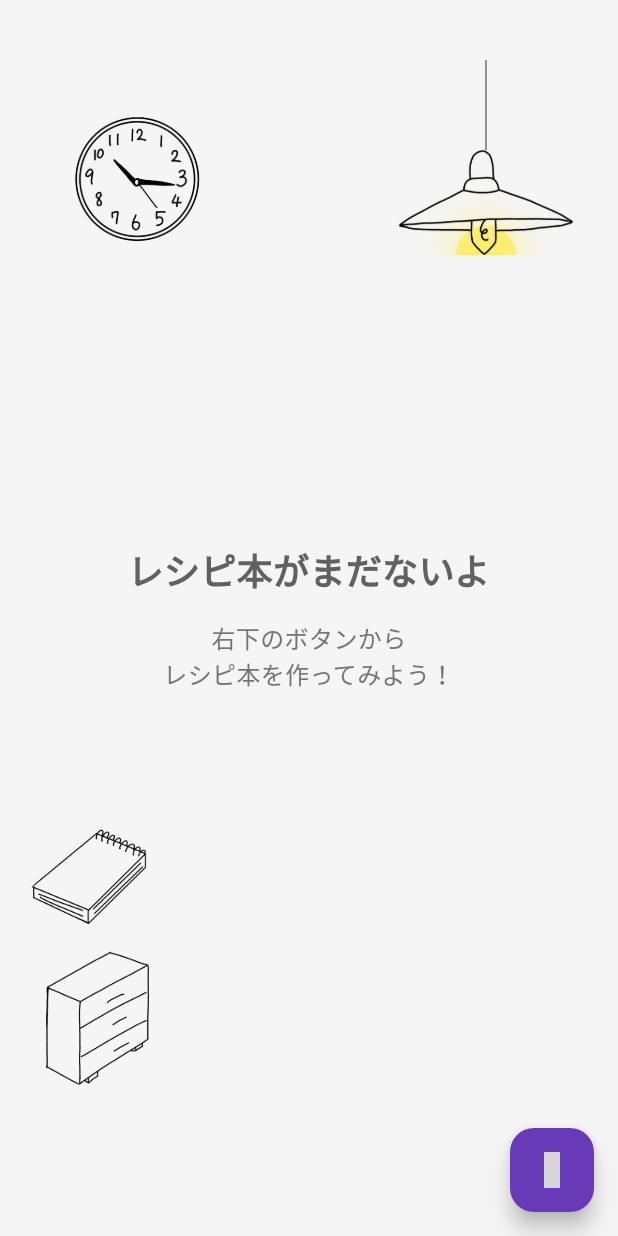
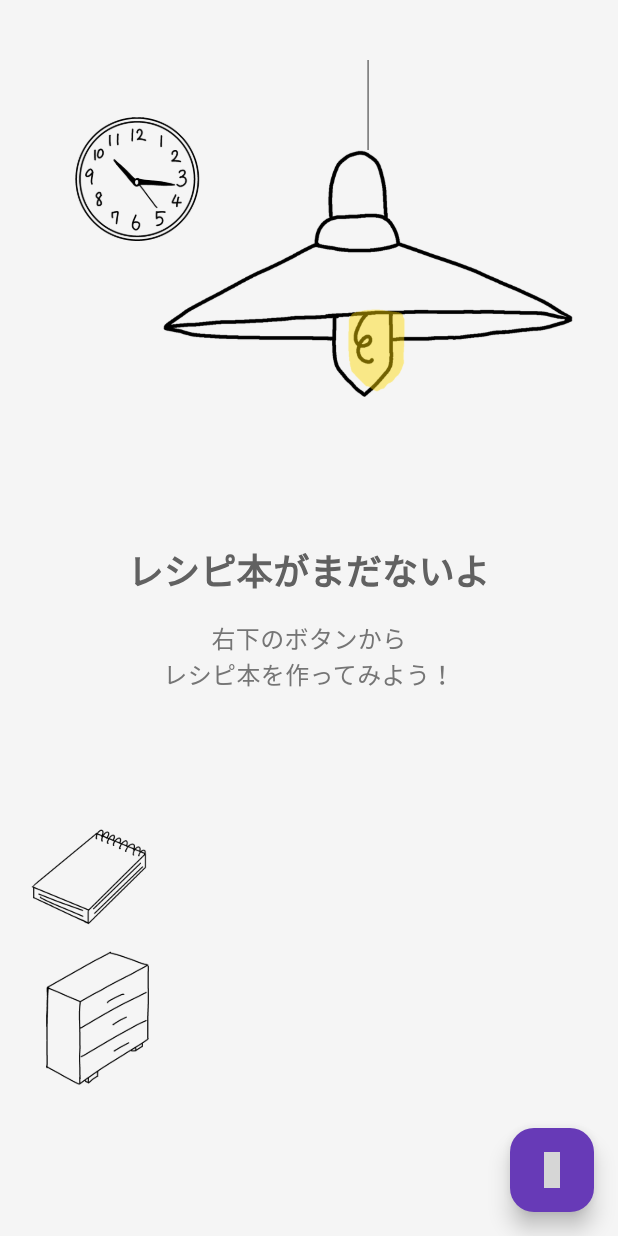
Before and after one commit to rai03k/tegaki-recipe, a Flutter app: the screen it shows after launch, on a phone screen of 412 x 824 dp. Run offline on Flutter 3.47's test engine with Material 3 defaults, Android fonts, the phone set to English and light mode, and no system bars; our stand-ins replace drift, drift_flutter, flutter_riverpod, freezed_annotation, go_router, hugeicons and 3 more; accounts and stored records are empty; generated files the repository leaves out were written again; Roboto replaces fonts that are missing (ArmedLemon); grey boxes are pictures that could not be loaded.

Commit message:
ランプUIを改善: テーマに応じて画像切り替え・適切なサイズ調整
- ライトモード時: lamp_on.png (点灯状態) を表示
- ダークモード時: lamp.png (消灯状態) を表示
- ランプの高さを画面の1/5に調整
- 不要な光エフェクトとColorFilteredを削除してシンプル化

🤖 Generated with [Claude Code](https://claude.ai/code)

Co-Authored-By: Claude <noreply@anthropic.com>

```diff
--- a/lib/views/home_screen.dart
+++ b/lib/views/home_screen.dart
@@ -252,6 +252,11 @@ class _HomeScreenState extends ConsumerState<HomeScreen> {
   }
 
   Widget _buildLampWidget(bool isDarkMode, VoidCallback onThemeToggle) {
+    return Builder(
+      builder: (context) {
+        final screenHeight = MediaQuery.of(context).size.height;
+        final lampHeight = screenHeight / 5;
+
         return Column(
           mainAxisSize: MainAxisSize.min,
           children: [
@@ -262,55 +267,21 @@ class _HomeScreenState extends ConsumerState<HomeScreen> {
               color: isDarkMode ? Colors.white70 : Colors.black54,
             ),
             // ランプ本体
-        Stack(
-          alignment: Alignment.center,
-          children: [
-            // ライトモード時の光エフェクト
-            if (!isDarkMode)
-              Positioned(
-                top: 50,
-                child: Container(
-                  width: 40,
-                  height: 40,
-                  decoration: BoxDecoration(
-                    color: Colors.yellow.withOpacity(0.6),
-                    shape: BoxShape.circle,
-                    boxShadow: [
-                      BoxShadow(
-                        color: Colors.yellow.withOpacity(0.4),
-                        blurRadius: 20,
-                        spreadRadius: 5,
-                      ),
-                    ],
-                  ),
-                ),
-              ),
-            // ランプ画像
             GestureDetector(
               onTap: onThemeToggle,
               child: SizedBox(
-                height: 70,
-                child: ColorFiltered(
-                  colorFilter:
+                height: lampHeight,
+                child: Image.asset(
                   isDarkMode
-                          ? const ColorFilter.mode(
-                            Colors.white,
-                            BlendMode.srcIn,
-                          )
-                          : const ColorFilter.mode(
-                            Colors.transparent,
-                            BlendMode.multiply,
-                          ),
-                  child: Image.asset(
-                    'assets/images/furniture/lamp.png',
+                    ? 'assets/images/furniture/lamp.png'
+                    : 'assets/images/furniture/lamp_on.png',
                   fit: BoxFit.contain,
                 ),
               ),
             ),
-            ),
           ],
-        ),
-      ],
+        );
+      },
     );
   }
 
```
Lines whose indentation alone changed are shown as unchanged.
